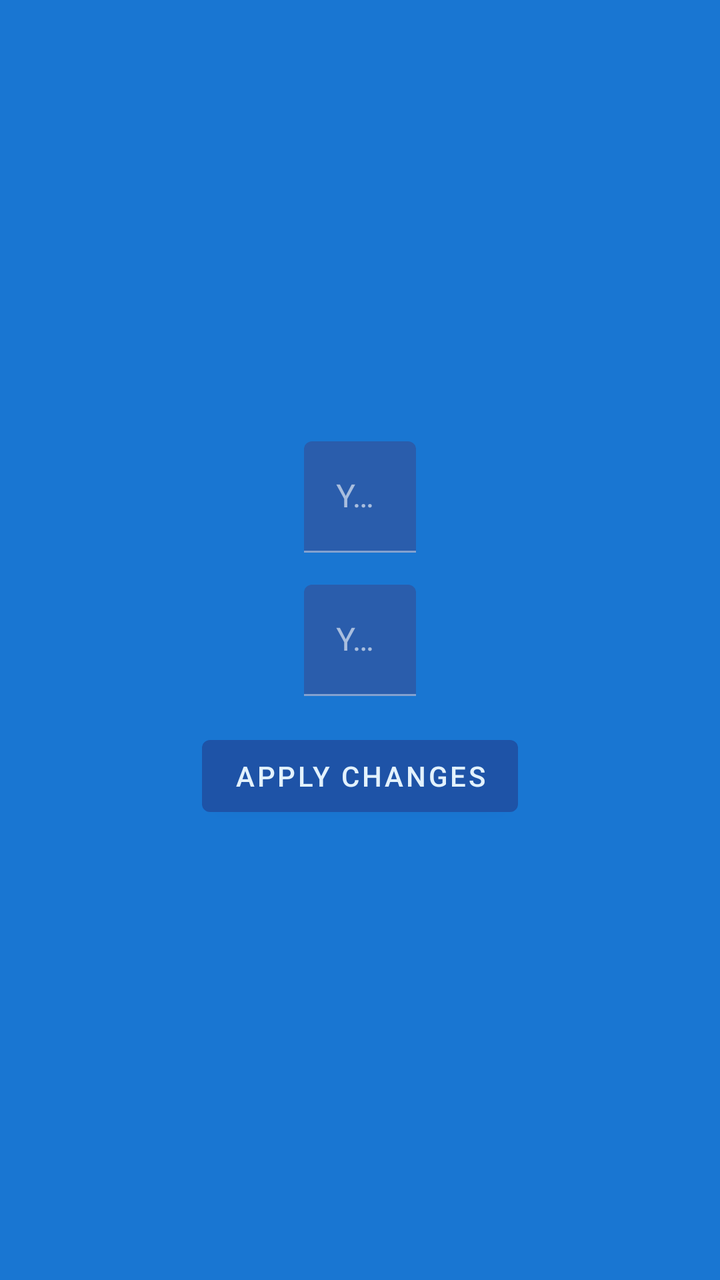
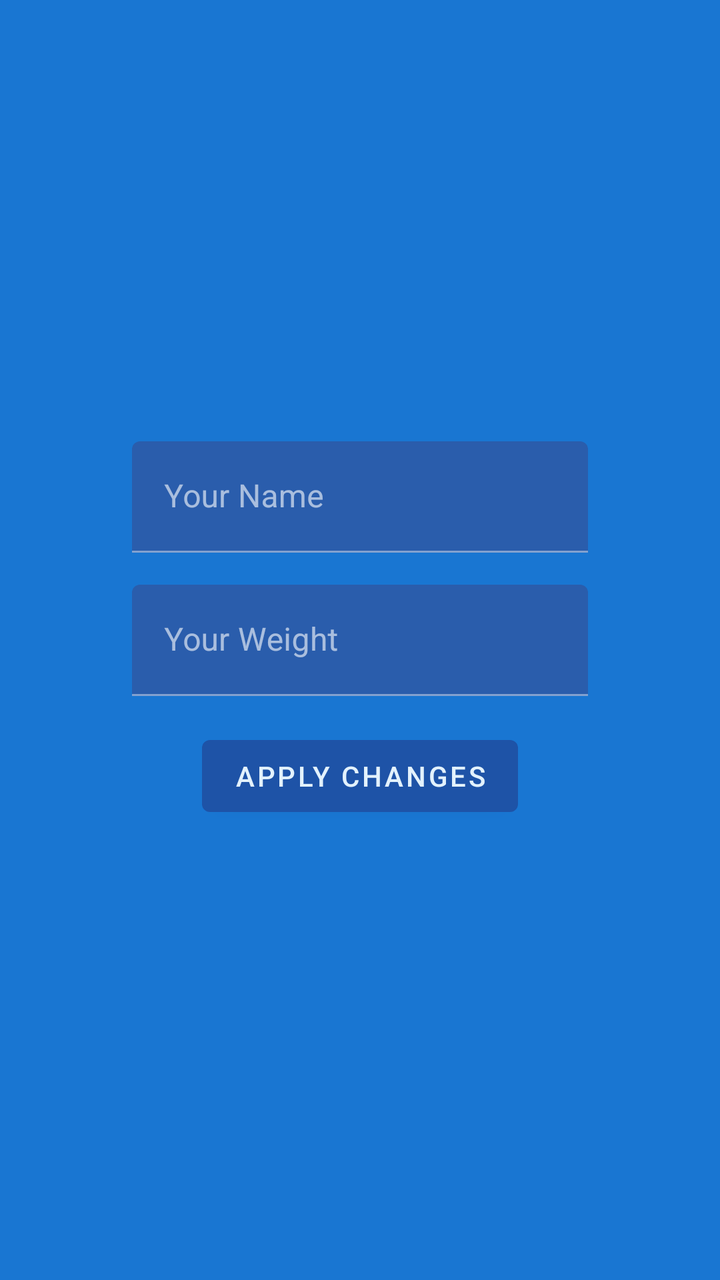

The first picture is an Android layout as it rendered before a commit; the second is the same layout after the commit. The layout source and the unified diff follow.
<!-- AndroidManifest.xml: application theme AppTheme -->
<!-- res/layout/fragment_settings.xml -->
<?xml version="1.0" encoding="utf-8"?>
<androidx.constraintlayout.widget.ConstraintLayout xmlns:android="http://schemas.android.com/apk/res/android"
    xmlns:app="http://schemas.android.com/apk/res-auto"
    xmlns:tools="http://schemas.android.com/tools"
    android:layout_width="match_parent"
    android:layout_height="match_parent"
    android:padding="16dp">

    <com.google.android.material.textfield.TextInputLayout
        android:id="@+id/tilName"
        android:layout_width="wrap_content"
        android:layout_height="wrap_content"
        android:layout_marginBottom="16dp"
        app:layout_constraintBottom_toTopOf="@+id/tilWeight"
        app:layout_constraintEnd_toEndOf="parent"
        app:layout_constraintStart_toStartOf="parent">

        <com.google.android.material.textfield.TextInputEditText
            android:id="@+id/etName"
            android:layout_width="match_parent"
            android:layout_height="wrap_content"
            android:ems="10"
            android:hint="Your Name"
            android:inputType="textPersonName" />

    </com.google.android.material.textfield.TextInputLayout>

    <com.google.android.material.textfield.TextInputLayout
        android:id="@+id/tilWeight"
        android:layout_width="wrap_content"
        android:layout_height="wrap_content"
        app:layout_constraintBottom_toTopOf="@+id/guideline3"
        app:layout_constraintEnd_toEndOf="parent"
        app:layout_constraintHorizontal_bias="0.5"
        app:layout_constraintStart_toStartOf="parent"
        app:layout_constraintTop_toTopOf="@+id/guideline3">

        <com.google.android.material.textfield.TextInputEditText
            android:id="@+id/etWeight"
            android:layout_width="match_parent"
            android:layout_height="wrap_content"
            android:ems="10"
            android:hint="Your Weight"
            android:inputType="numberDecimal" />

    </com.google.android.material.textfield.TextInputLayout>

    <Button
        android:id="@+id/btnApplyChanges"
        android:layout_width="wrap_content"
        android:layout_height="wrap_content"
        android:layout_marginTop="16dp"
        android:text="Apply Changes"
        app:layout_constraintEnd_toEndOf="parent"
        app:layout_constraintStart_toStartOf="parent"
        app:layout_constraintTop_toBottomOf="@+id/tilWeight" />

    <androidx.constraintlayout.widget.Guideline
        android:id="@+id/guideline3"
        android:layout_width="wrap_content"
        android:layout_height="wrap_content"
        android:orientation="horizontal"
        app:layout_constraintGuide_percent="0.5" />

</androidx.constraintlayout.widget.ConstraintLayout>
<!-- resources referenced by this layout -->
<resources>
  <style name="AppTheme" parent="Theme.MaterialComponents.NoActionBar">
          
          <item name="colorPrimary">@color/md_blue_900</item>
          <item name="colorSecondary">@color/md_blue_500</item>
          <item name="android:colorBackground">@color/md_blue_700</item>
          <item name="colorError">@color/errorColor</item>
  
          
          <item name="colorPrimaryVariant">@android:color/white</item>
          <item name="colorSecondaryVariant">@color/md_blue_400</item>
          
          <item name="colorSurface">@color/md_blue_900</item>
          <item name="colorOnPrimary">@color/md_blue_50</item>
          <item name="colorOnSecondary">@color/md_blue_50</item>
          <item name="colorOnBackground">@color/md_blue_50</item>
          <item name="colorOnError">@android:color/black</item>
          <item name="colorOnSurface">@android:color/white</item>
          <item name="scrimBackground">@color/mtrl_scrim_color</item>
          <item name="textAppearanceHeadline1">@style/TextAppearance.MaterialComponents.Headline1</item>
          <item name="textAppearanceHeadline2">@style/TextAppearance.MaterialComponents.Headline2</item>
          <item name="textAppearanceHeadline3">@style/TextAppearance.MaterialComponents.Headline3</item>
          <item name="textAppearanceHeadline4">@style/TextAppearance.MaterialComponents.Headline4</item>
          <item name="textAppearanceHeadline5">@style/TextAppearance.MaterialComponents.Headline5</item>
          <item name="textAppearanceHeadline6">@style/TextAppearance.MaterialComponents.Headline6</item>
          <item name="textAppearanceSubtitle1">@style/TextAppearance.MaterialComponents.Subtitle1</item>
          <item name="textAppearanceSubtitle2">@style/TextAppearance.MaterialComponents.Subtitle2</item>
          <item name="textAppearanceBody1">@style/TextAppearance.MaterialComponents.Body1</item>
          <item name="textAppearanceBody2">@style/TextAppearance.MaterialComponents.Body2</item>
          <item name="textAppearanceCaption">@style/TextAppearance.MaterialComponents.Caption</item>
          <item name="textAppearanceButton">@style/TextAppearance.MaterialComponents.Button</item>
          <item name="textAppearanceOverline">@style/TextAppearance.MaterialComponents.Overline</item>
  
          <item name="alertDialogTheme">@style/AlertDialogTheme</item>
      </style>
  <color name="md_blue_900">#0D47A1</color>
  <color name="md_blue_500">#2196F3</color>
  <color name="md_blue_700">#1976D2</color>
  <color name="errorColor">#D50000</color>
  <color name="md_blue_400">#42A5F5</color>
  <color name="md_blue_50">#E3F2FD</color>
  <style name="AlertDialogTheme" parent="ThemeOverlay.MaterialComponents.Dialog.Alert">
          <item name="buttonBarPositiveButtonStyle">@style/PositiveButtonStyle</item>
          <item name="buttonBarNegativeButtonStyle">@style/NegativeButtonStyle</item>
      </style>
  <style name="PositiveButtonStyle" parent="Widget.MaterialComponents.Button.TextButton.Dialog">
          <item name="android:textColor">@color/colorAccent</item>
      </style>
  <style name="NegativeButtonStyle" parent="Widget.MaterialComponents.Button.TextButton.Dialog">
          <item name="android:textColor">@color/colorAccent</item>
      </style>
  <color name="colorAccent">#FFE600</color>
</resources>

<!-- the commit's change to res/layout/fragment_settings.xml (unified diff, before → after) -->
@@ -8,8 +8,9 @@
 
     <com.google.android.material.textfield.TextInputLayout
         android:id="@+id/tilName"
-        android:layout_width="wrap_content"
+        android:layout_width="match_parent"
         android:layout_height="wrap_content"
+        android:layout_marginHorizontal="50dp"
         android:layout_marginBottom="16dp"
         app:layout_constraintBottom_toTopOf="@+id/tilWeight"
         app:layout_constraintEnd_toEndOf="parent"
@@ -27,8 +28,9 @@
 
     <com.google.android.material.textfield.TextInputLayout
         android:id="@+id/tilWeight"
-        android:layout_width="wrap_content"
+        android:layout_width="match_parent"
         android:layout_height="wrap_content"
+        android:layout_marginHorizontal="50dp"
         app:layout_constraintBottom_toTopOf="@+id/guideline3"
         app:layout_constraintEnd_toEndOf="parent"
         app:layout_constraintHorizontal_bias="0.5"
